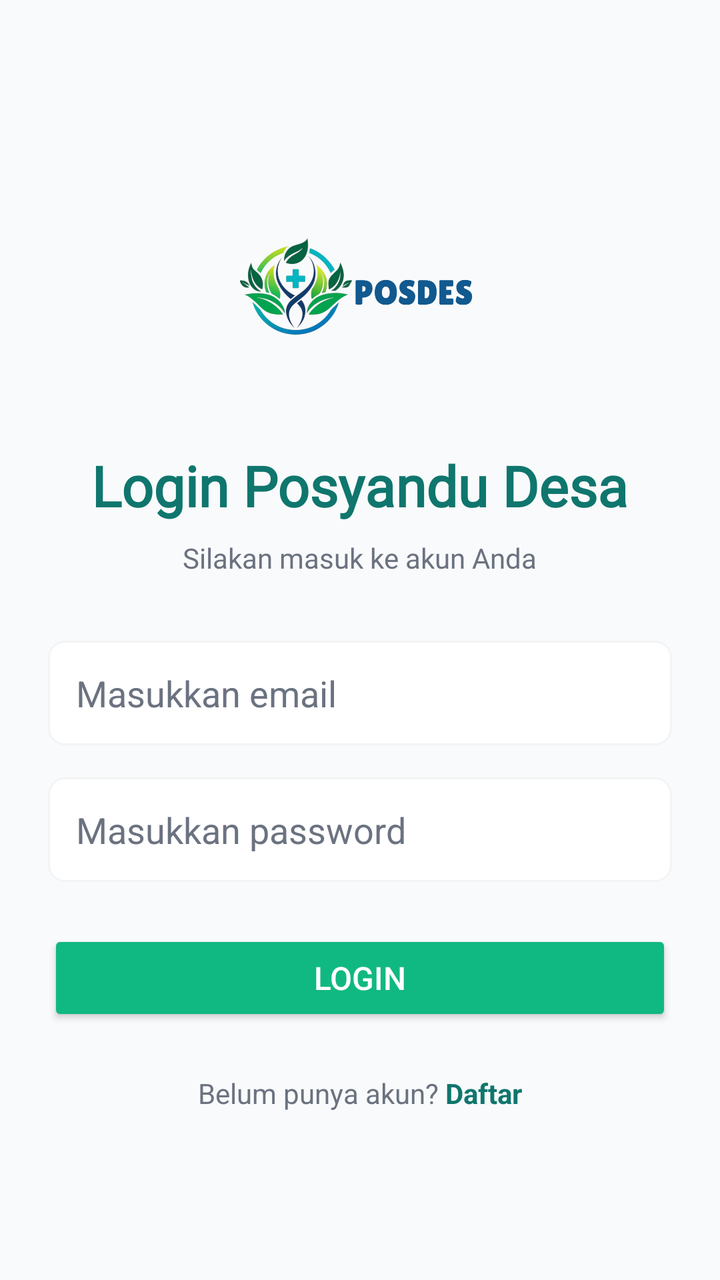
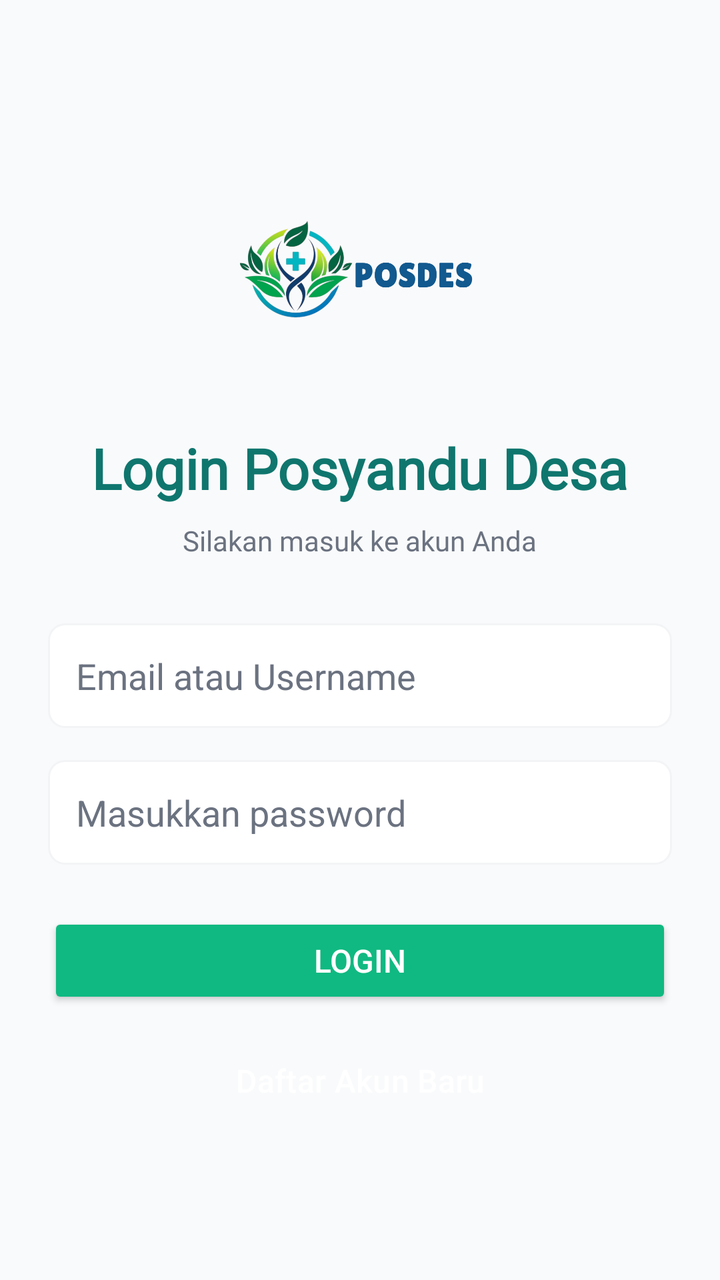

Before-and-after screenshots of an Android layout around one commit, followed by the original layout XML and the change that was made.
<!-- AndroidManifest.xml: application theme Theme.LoginPage -->
<!-- res/layout/activity_main.xml -->
<?xml version="1.0" encoding="utf-8"?>
<LinearLayout xmlns:android="http://schemas.android.com/apk/res/android"
    android:layout_width="match_parent"
    android:layout_height="match_parent"
    android:background="@color/gray_50"
    android:gravity="center"
    android:orientation="vertical"
    android:padding="24dp">

    <ImageView
        android:id="@+id/logo"
        android:layout_width="120dp"
        android:layout_height="120dp"
        android:layout_marginBottom="20dp"
        android:src="@drawable/posdes" />

    <TextView
        android:id="@+id/title"
        android:layout_width="wrap_content"
        android:layout_height="wrap_content"
        android:layout_marginBottom="8dp"
        android:fontFamily="@font/archivo"
        android:text="Login Posyandu Desa"
        android:textColor="@color/teal_700"
        android:textSize="28sp"
        android:textStyle="bold"
        android:textFontWeight="900" />

    <TextView
        android:id="@+id/subtitle"
        android:layout_width="wrap_content"
        android:layout_height="wrap_content"
        android:layout_marginBottom="32dp"
        android:fontFamily="@font/archivo"
        android:text="Silakan masuk ke akun Anda"
        android:textColor="@color/gray_500"
        android:textSize="14sp" />

    
    <EditText
        android:id="@+id/etEmail"
        android:layout_width="match_parent"
        android:layout_height="wrap_content"
        android:layout_marginBottom="16dp"
        android:background="@drawable/edittext_background"
        android:hint="Masukkan email"
        android:inputType="textEmailAddress"
        android:padding="14dp"
        android:textColor="@color/gray_900"
        android:textColorHint="@color/gray_500" />

    
    <EditText
        android:id="@+id/etPassword"
        android:layout_width="match_parent"
        android:layout_height="wrap_content"
        android:layout_marginBottom="24dp"
        android:background="@drawable/edittext_background"
        android:hint="Masukkan password"
        android:inputType="textPassword"
        android:padding="14dp"
        android:textColor="@color/gray_900"
        android:textColorHint="@color/gray_500" />

    <Button
        android:id="@+id/btnLogin"
        android:layout_width="match_parent"
        android:layout_height="wrap_content"
        android:layout_marginBottom="24dp"
        android:backgroundTint="@color/green_500"
        android:text="Login"
        android:textColor="@color/white"
        android:textSize="16sp" />

    
    <LinearLayout
        android:layout_width="wrap_content"
        android:layout_height="wrap_content"
        android:layout_gravity="center"
        android:orientation="horizontal">

        <TextView
            android:layout_width="wrap_content"
            android:layout_height="wrap_content"
            android:text="Belum punya akun? "
            android:textColor="@color/gray_500"
            android:textSize="14sp" />

        <TextView
            android:id="@+id/tvRegister"
            android:layout_width="wrap_content"
            android:layout_height="wrap_content"
            android:clickable="true"
            android:focusable="true"
            android:text="Daftar"
            android:textColor="@color/teal_700"
            android:textSize="14sp"
            android:textStyle="bold" />

    </LinearLayout>

</LinearLayout>
<!-- resources referenced by this layout -->
<resources>
  <color name="gray_50">#F9FAFB</color>
  <color name="gray_500">#6B7280</color>
  <color name="gray_900">#111827</color>
  <color name="green_500">#10B981</color>
  <color name="teal_700">#0F766E</color>
  <color name="white">#FFFFFF</color>
  <!-- drawable edittext_background (drawable) -->
  <?xml version="1.0" encoding="utf-8"?>
  <shape xmlns:android="http://schemas.android.com/apk/res/android"
      android:shape="rectangle">
      <solid android:color="@color/white" />
      <corners android:radius="8dp" />
      <stroke
          android:width="1dp"
          android:color="@color/gray_100" />
  </shape>
  <!-- drawable posdes: png bitmap (drawable, 135148 bytes) -->
  <style name="Theme.LoginPage" parent="Base.Theme.LoginPage" />
  <color name="gray_100">#F3F4F6</color>
  <style name="Base.Theme.LoginPage" parent="Theme.Material3.DayNight.NoActionBar">
          
          <item name="colorPrimary">@color/teal_700</item>
          <item name="colorPrimaryVariant">@color/teal_800</item>
          <item name="colorOnPrimary">@color/white</item>
          <item name="colorSecondary">@color/green_500</item>
          <item name="colorSecondaryVariant">@color/green_700</item>
          <item name="colorOnSecondary">@color/black</item>
          <item name="android:statusBarColor">?attr/colorPrimaryVariant</item>
      </style>
  <color name="teal_800">#00695C</color>
  <color name="green_700">#388E3C</color>
  <color name="black">#000000</color>
</resources>

<!-- the commit's change to res/layout/activity_main.xml (unified diff, before → after) -->
@@ -43,7 +43,7 @@
         android:layout_height="wrap_content"
         android:layout_marginBottom="16dp"
         android:background="@drawable/edittext_background"
-        android:hint="Masukkan email"
+        android:hint="Email atau Username"
         android:inputType="textEmailAddress"
         android:padding="14dp"
         android:textColor="@color/gray_900"
@@ -66,37 +66,20 @@
         android:id="@+id/btnLogin"
         android:layout_width="match_parent"
         android:layout_height="wrap_content"
-        android:layout_marginBottom="24dp"
+        android:layout_marginBottom="12dp"
         android:backgroundTint="@color/green_500"
         android:text="Login"
         android:textColor="@color/white"
         android:textSize="16sp" />
 
-    
-    <LinearLayout
-        android:layout_width="wrap_content"
+    <Button
+        android:id="@+id/btnRegister"
+        android:layout_width="match_parent"
         android:layout_height="wrap_content"
-        android:layout_gravity="center"
-        android:orientation="horizontal">
-
-        <TextView
-            android:layout_width="wrap_content"
-            android:layout_height="wrap_content"
-            android:text="Belum punya akun? "
-            android:textColor="@color/gray_500"
-            android:textSize="14sp" />
-
-        <TextView
-            android:id="@+id/tvRegister"
-            android:layout_width="wrap_content"
-            android:layout_height="wrap_content"
-            android:clickable="true"
-            android:focusable="true"
-            android:text="Daftar"
-            android:textColor="@color/teal_700"
-            android:textSize="14sp"
-            android:textStyle="bold" />
-
-    </LinearLayout>
+        android:backgroundTint="@color/teal_700"
+        android:text="Daftar Akun Baru"
+        android:textColor="@color/white"
+        android:textSize="16sp"
+        style="?attr/borderlessButtonStyle" />
 
 </LinearLayout>
